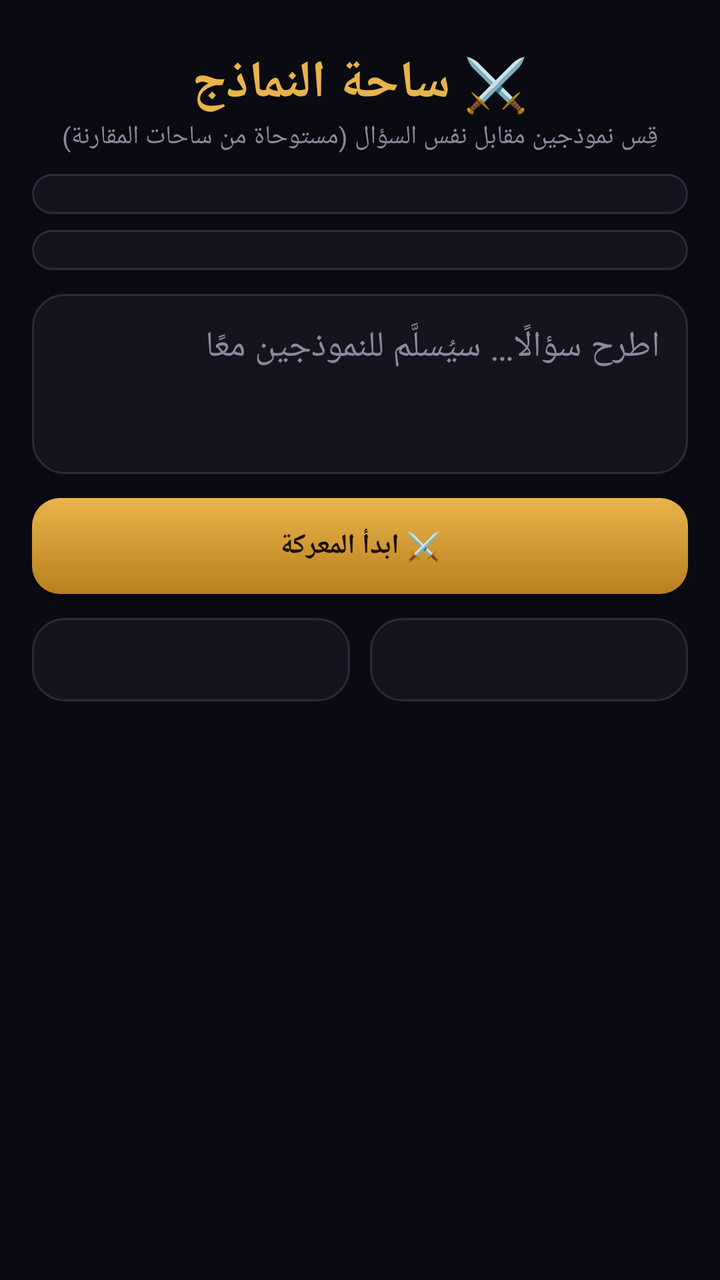
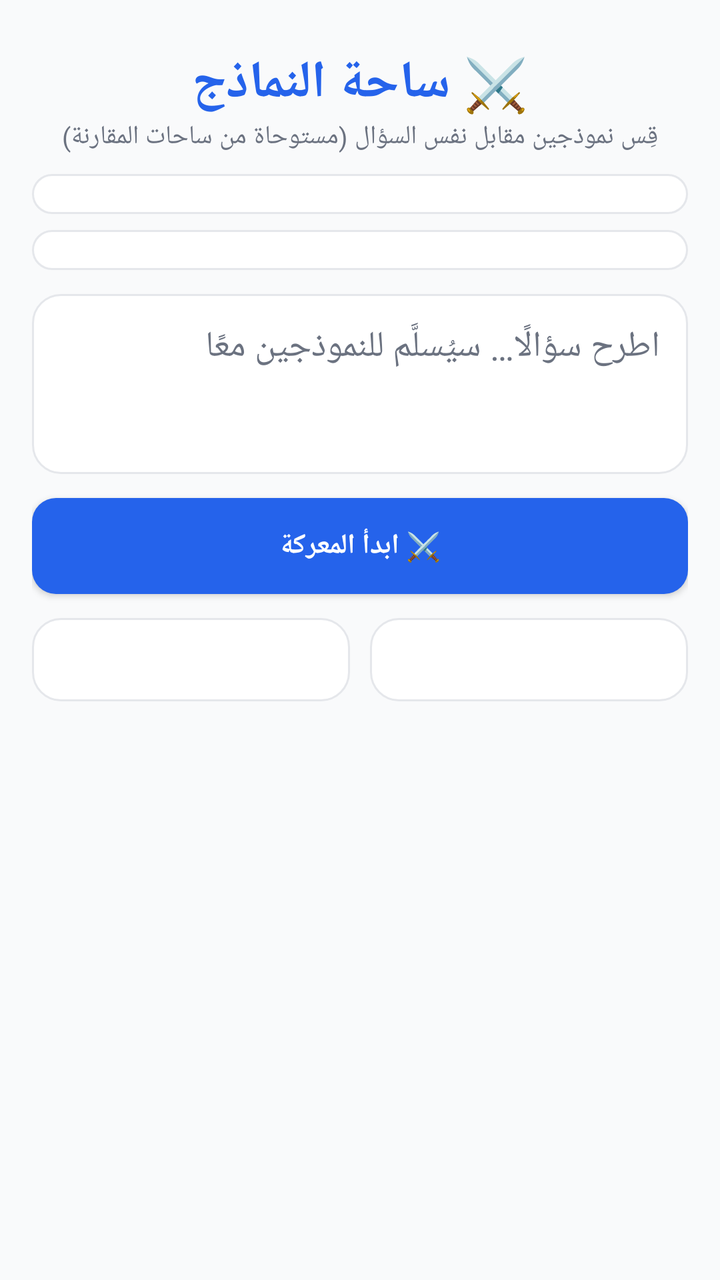

Screens rendered from an Android XML layout before and after an edit, with the pre-edit source and the edit as a unified diff.
<!-- AndroidManifest.xml: application theme AppTheme -->
<!-- res/layout/activity_arena.xml -->
<?xml version="1.0" encoding="utf-8"?>
<LinearLayout xmlns:android="http://schemas.android.com/apk/res/android"
    android:layout_width="match_parent"
    android:layout_height="match_parent"
    android:background="@color/bg"
    android:orientation="vertical"
    android:padding="16dp">

    <TextView
        android:layout_width="wrap_content"
        android:layout_height="wrap_content"
        android:layout_gravity="center"
        android:paddingTop="8dp"
        android:text="@string/arena"
        android:textColor="@color/gold"
        android:textSize="26sp"
        android:textStyle="bold" />

    <TextView
        android:layout_width="match_parent"
        android:layout_height="wrap_content"
        android:layout_gravity="center"
        android:gravity="center"
        android:paddingBottom="10dp"
        android:text="@string/arena_subtitle"
        android:textColor="@color/text_dim"
        android:textSize="13sp" />

    <Spinner
        android:id="@+id/arena_left"
        android:layout_width="match_parent"
        android:layout_height="wrap_content"
        android:background="@drawable/bg_card"
        android:padding="10dp" />

    <Spinner
        android:id="@+id/arena_right"
        android:layout_width="match_parent"
        android:layout_height="wrap_content"
        android:layout_marginTop="8dp"
        android:background="@drawable/bg_card"
        android:padding="10dp" />

    <EditText
        android:id="@+id/arena_prompt"
        android:layout_width="match_parent"
        android:layout_height="wrap_content"
        android:layout_marginTop="12dp"
        android:minHeight="90dp"
        android:gravity="top"
        android:padding="14dp"
        android:hint="@string/arena_hint"
        android:textColorHint="@color/text_dim"
        android:textColor="@color/text"
        android:background="@drawable/bg_card"
        android:inputType="textMultiLine|textCapSentences" />

    <Button
        android:id="@+id/arena_go"
        android:layout_width="match_parent"
        android:layout_height="wrap_content"
        android:layout_marginTop="12dp"
        android:padding="14dp"
        android:text="@string/arena_go"
        android:textColor="#1A1206"
        android:textStyle="bold"
        android:background="@drawable/bg_glow_button" />

    <ScrollView
        android:layout_width="match_parent"
        android:layout_height="0dp"
        android:layout_weight="1"
        android:layout_marginTop="12dp">

        <LinearLayout
            android:layout_width="match_parent"
            android:layout_height="wrap_content"
            android:orientation="horizontal">

            <TextView
                android:id="@+id/arena_left_out"
                android:layout_width="0dp"
                android:layout_height="wrap_content"
                android:layout_weight="1"
                android:layout_marginEnd="5dp"
                android:padding="12dp"
                android:background="@drawable/bg_card"
                android:textColor="@color/text"
                android:textSize="13sp" />

            <TextView
                android:id="@+id/arena_right_out"
                android:layout_width="0dp"
                android:layout_height="wrap_content"
                android:layout_weight="1"
                android:layout_marginStart="5dp"
                android:padding="12dp"
                android:background="@drawable/bg_card"
                android:textColor="@color/text"
                android:textSize="13sp" />
        </LinearLayout>
    </ScrollView>
</LinearLayout>
<!-- resources referenced by this layout -->
<resources>
  <color name="bg">#0A0A12</color>
  <color name="gold">#E8B44A</color>
  <color name="text">#F2EFE6</color>
  <color name="text_dim">#8A8AA0</color>
  <!-- drawable bg_card (drawable) -->
  <?xml version="1.0" encoding="utf-8"?>
  <shape xmlns:android="http://schemas.android.com/apk/res/android" android:shape="rectangle">
      <solid android:color="@color/surface" />
      <corners android:radius="16dp" />
      <stroke android:width="1dp" android:color="#2A2A40" />
  </shape>
  <!-- drawable bg_glow_button (drawable) -->
  <?xml version="1.0" encoding="utf-8"?>
  <shape xmlns:android="http://schemas.android.com/apk/res/android" android:shape="rectangle">
      <gradient android:startColor="#E8B44A" android:endColor="#B97F1F" android:angle="270" />
      <corners android:radius="14dp" />
  </shape>
  <string name="arena">⚔️ ساحة النماذج</string>
  <string name="arena_go">⚔️ ابدأ المعركة</string>
  <string name="arena_hint">اطرح سؤالًا… سيُسلَّم للنموذجين معًا</string>
  <string name="arena_subtitle">قِس نموذجين مقابل نفس السؤال (مستوحاة من ساحات المقارنة)</string>
  <style name="AppTheme" parent="android:Theme.Material.NoActionBar">
          <item name="android:windowBackground">@color/bg</item>
          <item name="android:colorPrimary">@color/bg</item>
          <item name="android:colorPrimaryDark">@color/bg</item>
          <item name="android:colorAccent">@color/gold</item>
          <item name="android:statusBarColor">@color/bg</item>
          <item name="android:navigationBarColor">@color/bg</item>
          <item name="android:textColorPrimary">@color/text</item>
          <item name="android:textColorSecondary">@color/text_dim</item>
      </style>
  <color name="surface">#14141F</color>
</resources>

<!-- the commit's change to res/layout/activity_arena.xml (unified diff, before → after) -->
@@ -62,7 +62,7 @@
         android:layout_marginTop="12dp"
         android:padding="14dp"
         android:text="@string/arena_go"
-        android:textColor="#1A1206"
+        android:textColor="#FFFFFF"
         android:textStyle="bold"
         android:background="@drawable/bg_glow_button" />
 
<!-- resource entries referenced after the edit -->
@@ -1,36 +1,38 @@
 <!-- resources referenced by this layout -->
 <resources>
-  <color name="bg">#0A0A12</color>
-  <color name="gold">#E8B44A</color>
-  <color name="text">#F2EFE6</color>
-  <color name="text_dim">#8A8AA0</color>
+  <color name="bg">#F9FAFB</color>
+  <color name="gold">#2563EB</color>
+  <color name="text">#111827</color>
+  <color name="text_dim">#6B7280</color>
   <!-- drawable bg_card (drawable) -->
   <?xml version="1.0" encoding="utf-8"?>
   <shape xmlns:android="http://schemas.android.com/apk/res/android" android:shape="rectangle">
       <solid android:color="@color/surface" />
-      <corners android:radius="16dp" />
-      <stroke android:width="1dp" android:color="#2A2A40" />
+      <corners android:radius="14dp" />
+      <stroke android:width="1dp" android:color="@color/border" />
   </shape>
   <!-- drawable bg_glow_button (drawable) -->
   <?xml version="1.0" encoding="utf-8"?>
   <shape xmlns:android="http://schemas.android.com/apk/res/android" android:shape="rectangle">
-      <gradient android:startColor="#E8B44A" android:endColor="#B97F1F" android:angle="270" />
-      <corners android:radius="14dp" />
+      <solid android:color="@color/gold" />
+      <corners android:radius="12dp" />
   </shape>
   <string name="arena">⚔️ ساحة النماذج</string>
   <string name="arena_go">⚔️ ابدأ المعركة</string>
   <string name="arena_hint">اطرح سؤالًا… سيُسلَّم للنموذجين معًا</string>
   <string name="arena_subtitle">قِس نموذجين مقابل نفس السؤال (مستوحاة من ساحات المقارنة)</string>
-  <style name="AppTheme" parent="android:Theme.Material.NoActionBar">
+  <style name="AppTheme" parent="android:Theme.Material.Light.NoActionBar">
           <item name="android:windowBackground">@color/bg</item>
-          <item name="android:colorPrimary">@color/bg</item>
+          <item name="android:colorPrimary">@color/surface</item>
           <item name="android:colorPrimaryDark">@color/bg</item>
           <item name="android:colorAccent">@color/gold</item>
           <item name="android:statusBarColor">@color/bg</item>
           <item name="android:navigationBarColor">@color/bg</item>
+          <item name="android:windowLightStatusBar">true</item>
           <item name="android:textColorPrimary">@color/text</item>
           <item name="android:textColorSecondary">@color/text_dim</item>
       </style>
-  <color name="surface">#14141F</color>
+  <color name="surface">#FFFFFF</color>
+  <color name="border">#E5E7EB</color>
 </resources>
 
